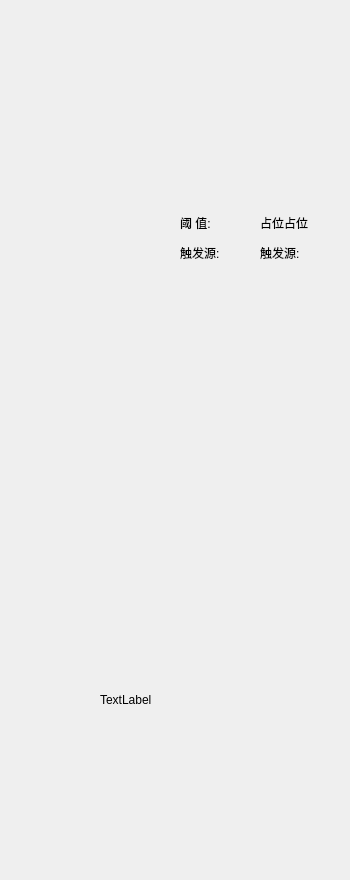
This is ui/statusbar.ui in 1xiaosongz/IABPUI as Qt 5 draws it before an edit. The edited form follows.
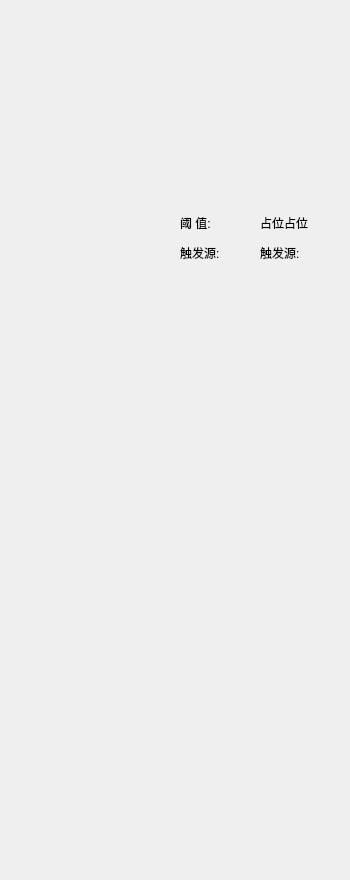
This is the edited form. Icons and pictures are not drawn.

```diff
--- a/ui/statusbar.ui
+++ b/ui/statusbar.ui
@@ -83,7 +83,7 @@
    <property name="geometry">
     <rect>
      <x>100</x>
-     <y>310</y>
+     <y>315</y>
      <width>200</width>
      <height>90</height>
     </rect>
@@ -108,15 +108,15 @@
    <property name="geometry">
     <rect>
      <x>100</x>
-     <y>424</y>
+     <y>429</y>
      <width>200</width>
-     <height>80</height>
+     <height>70</height>
     </rect>
    </property>
    <property name="minimumSize">
     <size>
      <width>200</width>
-     <height>80</height>
+     <height>70</height>
     </size>
    </property>
    <property name="maximumSize">
@@ -129,7 +129,7 @@
     <string/>
    </property>
   </widget>
-  <widget class="QLabel" name="CounterpulsationPressure_label">
+  <widget class="QLabel" name="CounterpulsationPressure_Background">
    <property name="geometry">
     <rect>
      <x>100</x>
@@ -151,7 +151,7 @@
     </size>
    </property>
    <property name="text">
-    <string>TextLabel</string>
+    <string/>
    </property>
   </widget>
   <widget class="QLabel" name="Anti_embolismPressureAlarm_label">
@@ -354,25 +354,150 @@
     <string>触发源:</string>
    </property>
   </widget>
+  <widget class="QLabel" name="MeanBloodPressure_Background">
+   <property name="geometry">
+    <rect>
+     <x>144</x>
+     <y>509</y>
+     <width>112</width>
+     <height>66</height>
+    </rect>
+   </property>
+   <property name="minimumSize">
+    <size>
+     <width>112</width>
+     <height>66</height>
+    </size>
+   </property>
+   <property name="maximumSize">
+    <size>
+     <width>112</width>
+     <height>66</height>
+    </size>
+   </property>
+   <property name="text">
+    <string/>
+   </property>
+  </widget>
+  <widget class="QLabel" name="HeartRate_label">
+   <property name="geometry">
+    <rect>
+     <x>58</x>
+     <y>5</y>
+     <width>283</width>
+     <height>240</height>
+    </rect>
+   </property>
+   <property name="minimumSize">
+    <size>
+     <width>283</width>
+     <height>240</height>
+    </size>
+   </property>
+   <property name="maximumSize">
+    <size>
+     <width>283</width>
+     <height>240</height>
+    </size>
+   </property>
+   <property name="text">
+    <string/>
+   </property>
+  </widget>
+  <widget class="QLabel" name="HighBloodPressure_label">
+   <property name="geometry">
+    <rect>
+     <x>100</x>
+     <y>280</y>
+     <width>200</width>
+     <height>150</height>
+    </rect>
+   </property>
+   <property name="minimumSize">
+    <size>
+     <width>200</width>
+     <height>150</height>
+    </size>
+   </property>
+   <property name="maximumSize">
+    <size>
+     <width>200</width>
+     <height>150</height>
+    </size>
+   </property>
+   <property name="text">
+    <string/>
+   </property>
+  </widget>
+  <widget class="QLabel" name="LowBloodPressure_label">
+   <property name="geometry">
+    <rect>
+     <x>100</x>
+     <y>404</y>
+     <width>200</width>
+     <height>120</height>
+    </rect>
+   </property>
+   <property name="minimumSize">
+    <size>
+     <width>200</width>
+     <height>120</height>
+    </size>
+   </property>
+   <property name="maximumSize">
+    <size>
+     <width>200</width>
+     <height>120</height>
+    </size>
+   </property>
+   <property name="text">
+    <string/>
+   </property>
+  </widget>
   <widget class="QLabel" name="MeanBloodPressure_label">
    <property name="geometry">
     <rect>
      <x>144</x>
-     <y>504</y>
+     <y>497</y>
      <width>112</width>
-     <height>76</height>
+     <height>90</height>
     </rect>
    </property>
    <property name="minimumSize">
     <size>
      <width>112</width>
-     <height>76</height>
+     <height>90</height>
     </size>
    </property>
    <property name="maximumSize">
     <size>
      <width>112</width>
-     <height>76</height>
+     <height>90</height>
+    </size>
+   </property>
+   <property name="text">
+    <string/>
+   </property>
+  </widget>
+  <widget class="QLabel" name="CounterpulsationPressure_label">
+   <property name="geometry">
+    <rect>
+     <x>100</x>
+     <y>625</y>
+     <width>200</width>
+     <height>150</height>
+    </rect>
+   </property>
+   <property name="minimumSize">
+    <size>
+     <width>200</width>
+     <height>150</height>
+    </size>
+   </property>
+   <property name="maximumSize">
+    <size>
+     <width>200</width>
+     <height>150</height>
     </size>
    </property>
    <property name="text">
```
Left out of the diff: 6 changed lines with no effect on the pictures.
